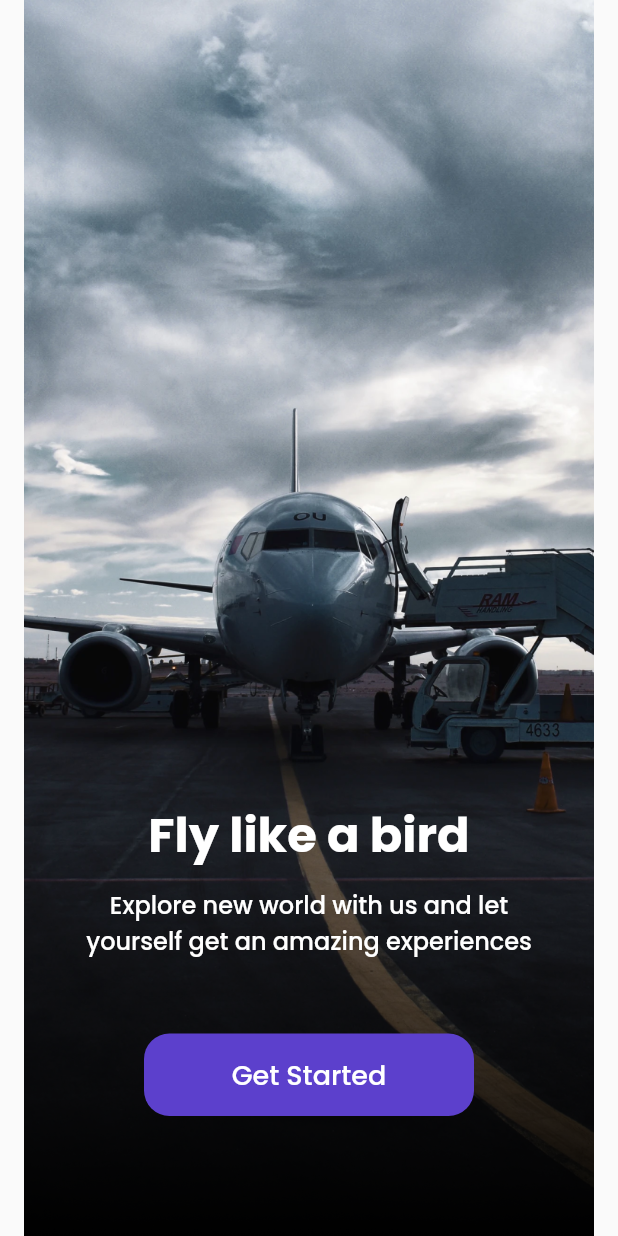
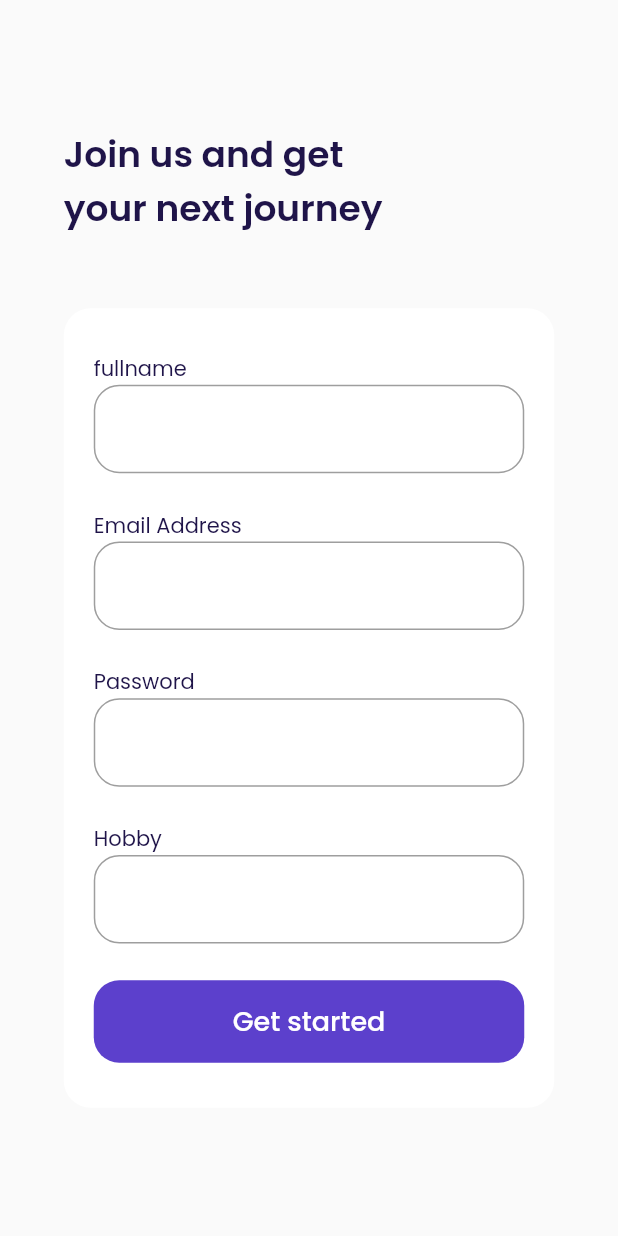
Before and after one commit to magistraapta/Airplane-flutter, a Flutter app: the screen it shows after launch, after a tap on "Get Started", on a phone screen of 412 x 824 dp. Run offline on Flutter 3.47's test engine with Material 2 defaults, Android fonts, the phone set to English and light mode, and no system bars; our stand-ins replace google_fonts.

Commit message:
add navigation to signUp

```diff
--- a/lib/pages/get_started.dart
+++ b/lib/pages/get_started.dart
@@ -1,4 +1,5 @@
 import 'package:flutter/material.dart';
+import 'package:newapp/pages/sign_up.dart';
 import '../shared/theme.dart';
 
 class GetStarted extends StatelessWidget {
@@ -38,7 +39,12 @@ class GetStarted extends StatelessWidget {
                 width: 220,
                 height: 55,
                 child: TextButton(
-                  onPressed: () {},
+                  onPressed: () {
+                    Navigator.push(
+                        context,
+                        MaterialPageRoute(
+                            builder: (context) => const SignUp()));
+                  },
                   style: TextButton.styleFrom(
                       backgroundColor: kPrimaryColor,
                       shape: RoundedRectangleBorder(
--- /dev/null
+++ b/lib/pages/sign_up.dart
@@ -0,0 +1,138 @@
+import 'package:flutter/material.dart';
+import '../shared/theme.dart';
+
+class SignUp extends StatelessWidget {
+  const SignUp({Key? key}) : super(key: key);
+
+  @override
+  Widget build(BuildContext context) {
+    return Scaffold(
+      backgroundColor: kBackgroundColor,
+      body: Center(
+        child: Column(
+          mainAxisAlignment: MainAxisAlignment.center,
+          crossAxisAlignment: CrossAxisAlignment.start,
+          children: [
+            Text(
+              "Join us and get\nyour next journey",
+              style:
+                  blackTextStyle.copyWith(fontSize: 24, fontWeight: semibold),
+            ),
+            Container(
+              height: 533,
+              width: 327,
+              decoration: BoxDecoration(
+                color: kWhiteColor, // Background color of the Container
+                borderRadius:
+                    BorderRadius.circular(18), // Adjust the radius as needed
+              ),
+              padding: const EdgeInsets.only(
+                  right: 20, left: 20, top: 30, bottom: 30),
+              margin: const EdgeInsets.only(top: 48),
+              child: Column(
+                mainAxisAlignment: MainAxisAlignment.spaceBetween,
+                children: [
+                  Column(
+                    crossAxisAlignment: CrossAxisAlignment.start,
+                    children: [
+                      Text(
+                        "fullname",
+                        textAlign: TextAlign.end,
+                        style: blackTextStyle.copyWith(
+                            fontSize: 14, fontWeight: regular),
+                      ),
+                      TextField(
+                        decoration: InputDecoration(
+                          focusedBorder: OutlineInputBorder(
+                              borderSide: BorderSide(color: kPrimaryColor),
+                              borderRadius: BorderRadius.circular(17)),
+                          border: OutlineInputBorder(
+                              borderRadius: BorderRadius.circular(17)),
+                        ),
+                      ),
+                    ],
+                  ),
+                  Column(
+                    crossAxisAlignment: CrossAxisAlignment.start,
+                    children: [
+                      Text(
+                        "Email Address",
+                        textAlign: TextAlign.end,
+                        style: blackTextStyle.copyWith(
+                            fontSize: 14, fontWeight: regular),
+                      ),
+                      TextField(
+                        decoration: InputDecoration(
+                          focusedBorder: OutlineInputBorder(
+                              borderSide: BorderSide(color: kPrimaryColor),
+                              borderRadius: BorderRadius.circular(17)),
+                          border: OutlineInputBorder(
+                              borderRadius: BorderRadius.circular(17)),
+                        ),
+                      ),
+                    ],
+                  ),
+                  Column(
+                    crossAxisAlignment: CrossAxisAlignment.start,
+                    children: [
+                      Text(
+                        "Password",
+                        textAlign: TextAlign.end,
+                        style: blackTextStyle.copyWith(
+                            fontSize: 14, fontWeight: regular),
+                      ),
+                      TextField(
+                        decoration: InputDecoration(
+                          focusedBorder: OutlineInputBorder(
+                              borderSide: BorderSide(color: kPrimaryColor),
+                              borderRadius: BorderRadius.circular(17)),
+                          border: OutlineInputBorder(
+                              borderRadius: BorderRadius.circular(17)),
+                        ),
+                      ),
+                    ],
+                  ),
+                  Column(
+                    crossAxisAlignment: CrossAxisAlignment.start,
+                    children: [
+                      Text(
+                        "Hobby",
+                        textAlign: TextAlign.end,
+                        style: blackTextStyle.copyWith(
+                            fontSize: 14, fontWeight: regular),
+                      ),
+                      TextField(
+                        decoration: InputDecoration(
+                          focusedBorder: OutlineInputBorder(
+                              borderSide: BorderSide(color: kPrimaryColor),
+                              borderRadius: BorderRadius.circular(17)),
+                          border: OutlineInputBorder(
+                              borderRadius: BorderRadius.circular(17)),
+                        ),
+                      ),
+                    ],
+                  ),
+                  Container(
+                    height: 55,
+                    width: 287,
+                    child: TextButton(
+                        onPressed: () {},
+                        style: TextButton.styleFrom(
+                            backgroundColor: kPrimaryColor,
+                            shape: RoundedRectangleBorder(
+                                borderRadius: BorderRadius.circular(17))),
+                        child: Text(
+                          "Get started",
+                          style: whiteTextStyle.copyWith(
+                              fontSize: 18, fontWeight: medium),
+                        )),
+                  )
+                ],
+              ),
+            ),
+          ],
+        ),
+      ),
+    );
+  }
+}
```
